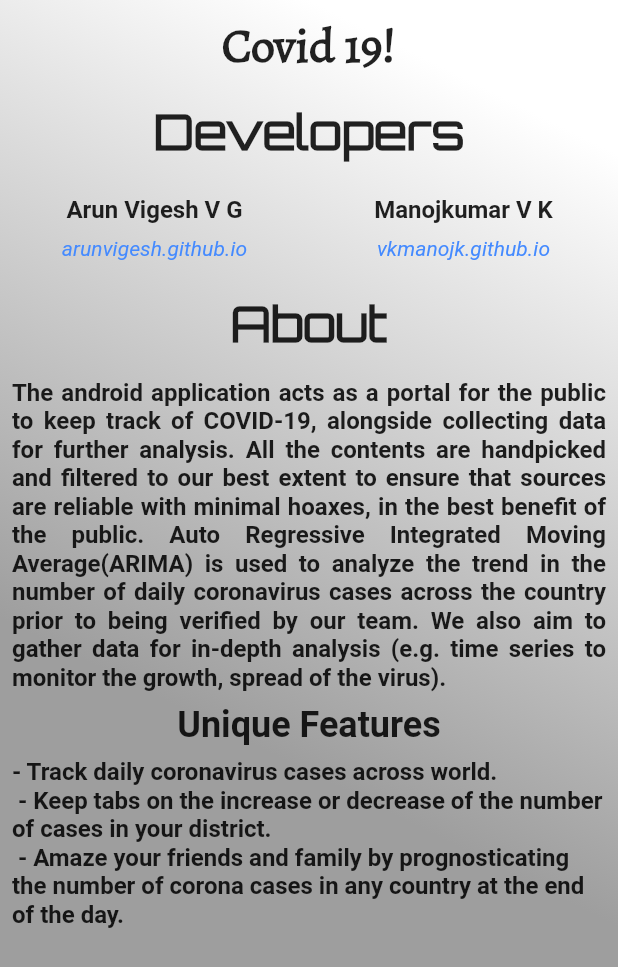
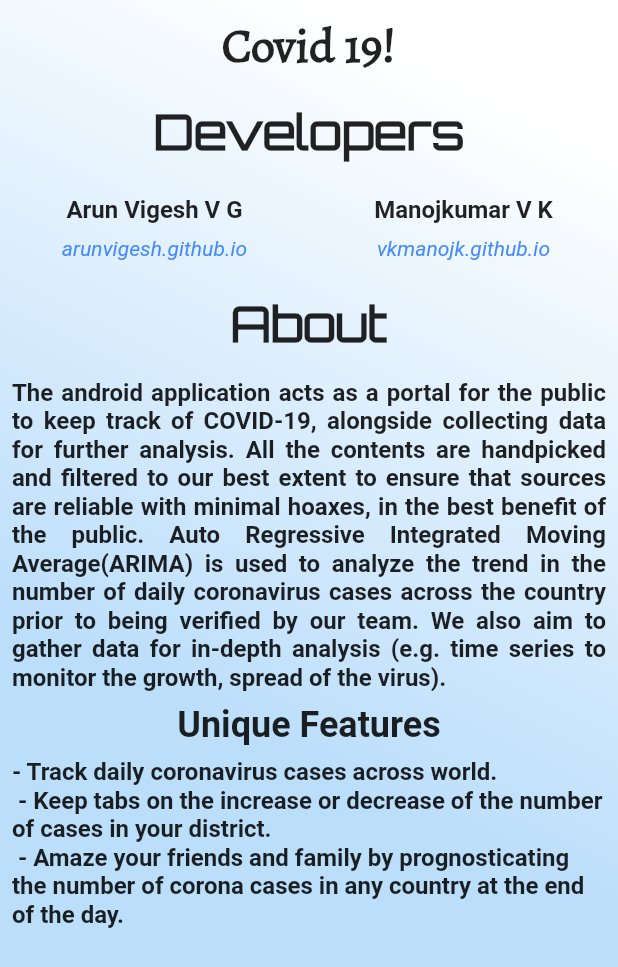
Before and after one commit to ArunVigesh/covid-19-flutter-app, a Flutter app: the Menu screen opened directly, on a phone screen of 412 x 824 dp. Shown: the top 967 px of the screen. Run offline on Flutter 3.47's test engine with Material 2 defaults, Android fonts, the phone set to English and light mode, and no system bars; our stand-ins replace connectivity; network calls fail.

Commit message:
Minor Updates

```diff
--- a/lib/menu.dart
+++ b/lib/menu.dart
@@ -13,7 +13,7 @@ class _MenuState extends State<Menu> {
       body: Container(
         decoration: BoxDecoration(
             gradient: LinearGradient(
-          colors: [Colors.white, Colors.grey],
+          colors: [Colors.white, Colors.blue[100]],
           begin: const FractionalOffset(0.5, 0.0),
           end: const FractionalOffset(0.0, 0.5),
           stops: [0.0, 1.0],
```
